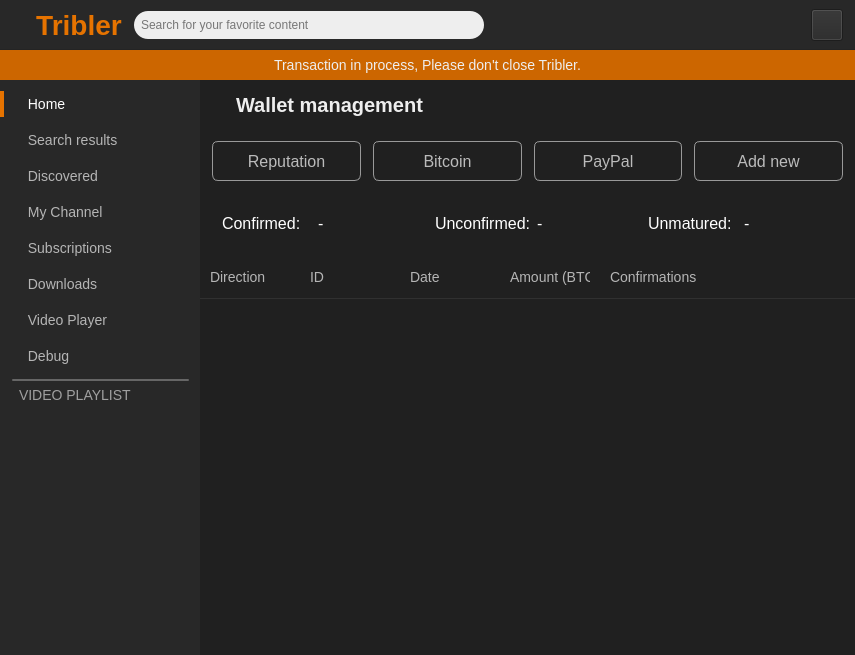
Before: the Qt Designer form TriblerGUI/qt_resources/mainwindow.ui in devos50/tribler, drawn with Qt 5.
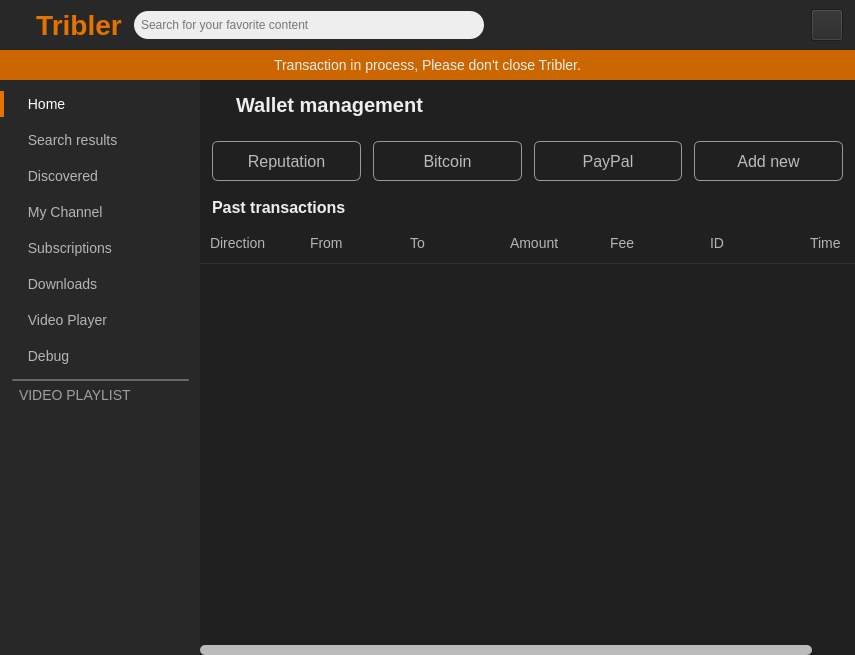
After: the same form once the commit is applied. The open tabs and pages were chosen to show the change. Icons and pictures are not drawn. Custom widgets are drawn as their Qt base class.

Commit message: Worked more on consistent transaction overview

Patch:
```diff
--- a/TriblerGUI/qt_resources/mainwindow.ui
+++ b/TriblerGUI/qt_resources/mainwindow.ui
@@ -10644,286 +10644,90 @@
            </widget>
           </item>
           <item>
-           <widget class="QStackedWidget" name="wallets_stacked_widget">
-            <widget class="QWidget" name="mc_wallet_overview">
-             <layout class="QVBoxLayout" name="verticalLayout">
-              <property name="spacing">
-               <number>0</number>
-              </property>
-              <property name="leftMargin">
-               <number>0</number>
-              </property>
-              <property name="topMargin">
-               <number>0</number>
-              </property>
-              <property name="rightMargin">
-               <number>0</number>
-              </property>
-              <property name="bottomMargin">
-               <number>0</number>
-              </property>
-              <item>
-               <widget class="QWidget" name="mc_wallet_overview_container" native="true">
-                <property name="styleSheet">
-                 <string notr="true">color: white;
-font-size: 16px;</string>
-                </property>
-                <layout class="QFormLayout" name="formLayout_8">
-                 <property name="labelAlignment">
-                  <set>Qt::AlignRight|Qt::AlignTrailing|Qt::AlignVCenter</set>
-                 </property>
-                 <property name="formAlignment">
-                  <set>Qt::AlignLeading|Qt::AlignLeft|Qt::AlignTop</set>
-                 </property>
-                 <property name="verticalSpacing">
-                  <number>8</number>
-                 </property>
-                 <item row="0" column="0">
-                  <widget class="QLabel" name="label_57">
-                   <property name="text">
-                    <string>Total MB given:</string>
-                   </property>
-                  </widget>
-                 </item>
-                 <item row="1" column="0">
-                  <widget class="QLabel" name="label_58">
-                   <property name="text">
-                    <string>Total MB taken:</string>
-                   </property>
-                  </widget>
-                 </item>
-                 <item row="2" column="0">
-                  <widget class="QLabel" name="label_59">
-                   <property name="styleSheet">
-                    <string notr="true">font-size: 20px;</string>
-                   </property>
-                   <property name="text">
-                    <string>Net balance:</string>
-                   </property>
-                  </widget>
-                 </item>
-                 <item row="0" column="1">
-                  <widget class="QLabel" name="mc_wallet_given_label">
-                   <property name="text">
-                    <string>-</string>
-                   </property>
-                  </widget>
-                 </item>
-                 <item row="1" column="1">
-                  <widget class="QLabel" name="mc_wallet_taken_label">
-                   <property name="text">
-                    <string>-</string>
-                   </property>
-                  </widget>
-                 </item>
-                 <item row="2" column="1">
-                  <widget class="QLabel" name="mc_wallet_balance_label">
-                   <property name="styleSheet">
-                    <string notr="true">font-size: 20px;</string>
-                   </property>
-                   <property name="text">
-                    <string>-</string>
-                   </property>
-                  </widget>
-                 </item>
-                </layout>
-               </widget>
-              </item>
-             </layout>
-            </widget>
-            <widget class="QWidget" name="btc_wallet_overview">
-             <layout class="QVBoxLayout" name="verticalLayout">
-              <property name="spacing">
-               <number>0</number>
-              </property>
-              <property name="leftMargin">
-               <number>0</number>
-              </property>
-              <property name="topMargin">
-               <number>0</number>
-              </property>
-              <property name="rightMargin">
-               <number>0</number>
-              </property>
-              <property name="bottomMargin">
-               <number>0</number>
-              </property>
-              <item>
-               <widget class="QWidget" name="btc_wallet_overview_container" native="true">
-                <property name="styleSheet">
-                 <string notr="true">color: white;
-font-size: 16px;</string>
-                </property>
-                <layout class="QVBoxLayout" name="verticalLayout_19">
-                 <property name="spacing">
-                  <number>0</number>
-                 </property>
-                 <property name="leftMargin">
-                  <number>0</number>
-                 </property>
-                 <property name="topMargin">
-                  <number>0</number>
-                 </property>
-                 <property name="rightMargin">
-                  <number>0</number>
-                 </property>
-                 <property name="bottomMargin">
-                  <number>0</number>
-                 </property>
-                 <item>
-                  <widget class="QWidget" name="widget_35" native="true">
-                   <layout class="QHBoxLayout" name="horizontalLayout_47">
-                    <item>
-                     <widget class="QWidget" name="widget_36" native="true">
-                      <property name="minimumSize">
-                       <size>
-                        <width>0</width>
-                        <height>0</height>
-                       </size>
-                      </property>
-                      <property name="styleSheet">
-                       <string notr="true"/>
-                      </property>
-                      <layout class="QHBoxLayout" name="horizontalLayout_48">
-                       <item>
-                        <widget class="QLabel" name="label_60">
-                         <property name="text">
-                          <string>Confirmed:</string>
-                         </property>
-                        </widget>
-                       </item>
-                       <item>
-                        <widget class="QLabel" name="btc_wallet_confirmed_label">
-                         <property name="text">
-                          <string>-</string>
-                         </property>
-                        </widget>
-                       </item>
-                      </layout>
-                     </widget>
-                    </item>
-                    <item>
-                     <widget class="QWidget" name="widget_37" native="true">
-                      <layout class="QHBoxLayout" name="horizontalLayout_49">
-                       <item>
-                        <widget class="QLabel" name="label_61">
-                         <property name="text">
-                          <string>Unconfirmed:</string>
-                         </property>
-                        </widget>
-                       </item>
-                       <item>
-                        <widget class="QLabel" name="btc_wallet_unconfirmed_label">
-                         <property name="text">
-                          <string>-</string>
-                         </property>
-                        </widget>
-                       </item>
-                      </layout>
-                     </widget>
-                    </item>
-                    <item>
-                     <widget class="QWidget" name="widget_38" native="true">
-                      <layout class="QHBoxLayout" name="horizontalLayout_50">
-                       <item>
-                        <widget class="QLabel" name="label_62">
-                         <property name="text">
-                          <string>Unmatured:</string>
-                         </property>
-                        </widget>
-                       </item>
-                       <item>
-                        <widget class="QLabel" name="btc_wallet_unmatured_label">
-                         <property name="text">
-                          <string>-</string>
-                         </property>
-                        </widget>
-                       </item>
-                      </layout>
-                     </widget>
-                    </item>
-                   </layout>
-                  </widget>
-                 </item>
-                 <item>
-                  <widget class="QTreeWidget" name="btc_wallet_transactions_list">
-                   <property name="selectionMode">
-                    <enum>QAbstractItemView::NoSelection</enum>
-                   </property>
-                   <property name="indentation">
-                    <number>0</number>
-                   </property>
-                   <column>
-                    <property name="text">
-                     <string>Direction</string>
-                    </property>
-                   </column>
-                   <column>
-                    <property name="text">
-                     <string>ID</string>
-                    </property>
-                   </column>
-                   <column>
-                    <property name="text">
-                     <string>Date</string>
-                    </property>
-                   </column>
-                   <column>
-                    <property name="text">
-                     <string>Amount (BTC)</string>
-                    </property>
-                   </column>
-                   <column>
-                    <property name="text">
-                     <string>Confirmations</string>
-                    </property>
-                   </column>
-                  </widget>
-                 </item>
-                </layout>
-               </widget>
-              </item>
-             </layout>
-            </widget>
-            <widget class="QWidget" name="no_wallet_selected_overview">
-             <layout class="QVBoxLayout" name="verticalLayout">
-              <property name="spacing">
-               <number>0</number>
-              </property>
-              <property name="leftMargin">
-               <number>0</number>
-              </property>
-              <property name="topMargin">
-               <number>0</number>
-              </property>
-              <property name="rightMargin">
-               <number>0</number>
-              </property>
-              <property name="bottomMargin">
-               <number>0</number>
-              </property>
-              <item>
-               <widget class="QWidget" name="no_wallet_selected_overview_container" native="true">
-                <layout class="QGridLayout" name="gridLayout_5">
-                 <item row="0" column="0">
-                  <widget class="QLabel" name="label_47">
-                   <property name="styleSheet">
-                    <string notr="true">color: white;
-font-size: 18px;</string>
-                   </property>
-                   <property name="text">
-                    <string>Please select a wallet</string>
-                   </property>
-                   <property name="alignment">
-                    <set>Qt::AlignCenter</set>
-                   </property>
-                  </widget>
-                 </item>
-                </layout>
-               </widget>
-              </item>
-             </layout>
-            </widget>
+           <spacer name="verticalSpacer_23">
+            <property name="orientation">
+             <enum>Qt::Vertical</enum>
+            </property>
+            <property name="sizeType">
+             <enum>QSizePolicy::Fixed</enum>
+            </property>
+            <property name="sizeHint" stdset="0">
+             <size>
+              <width>20</width>
+              <height>6</height>
+             </size>
+            </property>
+           </spacer>
+          </item>
+          <item>
+           <widget class="QLabel" name="label_47">
+            <property name="styleSheet">
+             <string notr="true">color: #eee;
+margin-left: 8px;
+font-size: 16px;
+font-weight: bold;</string>
+            </property>
+            <property name="text">
+             <string>Past transactions</string>
+            </property>
+           </widget>
+          </item>
+          <item>
+           <spacer name="verticalSpacer_22">
+            <property name="orientation">
+             <enum>Qt::Vertical</enum>
+            </property>
+            <property name="sizeType">
+             <enum>QSizePolicy::Fixed</enum>
+            </property>
+            <property name="sizeHint" stdset="0">
+             <size>
+              <width>20</width>
+              <height>6</height>
+             </size>
+            </property>
+           </spacer>
+          </item>
+          <item>
+           <widget class="QTreeWidget" name="wallet_transactions_list">
+            <property name="indentation">
+             <number>8</number>
+            </property>
+            <column>
+             <property name="text">
+              <string>Direction</string>
+             </property>
+            </column>
+            <column>
+             <property name="text">
+              <string>From</string>
+             </property>
+            </column>
+            <column>
+             <property name="text">
+              <string>To</string>
+             </property>
+            </column>
+            <column>
+             <property name="text">
+              <string>Amount</string>
+             </property>
+            </column>
+            <column>
+             <property name="text">
+              <string>Fee</string>
+             </property>
+            </column>
+            <column>
+             <property name="text">
+              <string>ID</string>
+             </property>
+            </column>
+            <column>
+             <property name="text">
+              <string>Time</string>
+             </property>
+            </column>
            </widget>
           </item>
          </layout>
```
Left out of the diff: 25 changed lines with no effect on the pictures. The commit also changes 4 other files.
